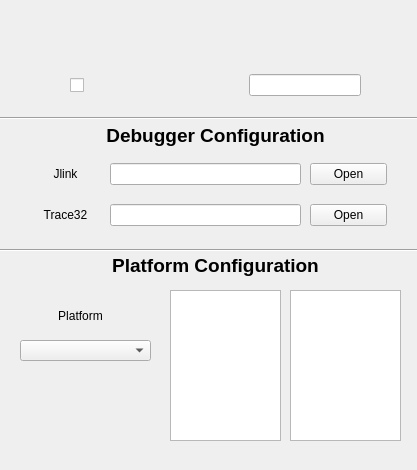
Qt form src/designer_window/runConfigUi.ui (lingxia/station_gui) before a commit.
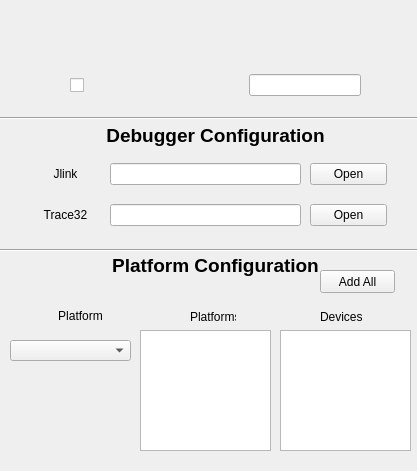
The same form after that commit. Icons and pictures are not drawn.

Commit message: about view widget

```diff
--- a/src/designer_window/runConfigUi.ui
+++ b/src/designer_window/runConfigUi.ui
@@ -7,7 +7,7 @@
     <x>0</x>
     <y>0</y>
     <width>417</width>
-    <height>470</height>
+    <height>471</height>
    </rect>
   </property>
   <property name="windowTitle">
@@ -275,9 +275,9 @@
   <widget class="QComboBox" name="platformComboBox">
    <property name="geometry">
     <rect>
-     <x>20</x>
+     <x>10</x>
      <y>340</y>
-     <width>131</width>
+     <width>121</width>
      <height>21</height>
     </rect>
    </property>
@@ -314,32 +314,80 @@
     <bool>true</bool>
    </property>
   </widget>
-  <widget class="QListView" name="platformListView">
+  <widget class="QTextEdit" name="platformTextEdit">
    <property name="geometry">
     <rect>
-     <x>170</x>
-     <y>290</y>
-     <width>111</width>
-     <height>151</height>
+     <x>140</x>
+     <y>330</y>
+     <width>131</width>
+     <height>121</height>
     </rect>
    </property>
    <property name="statusTip">
     <string>Platforms have been selected</string>
    </property>
   </widget>
-  <widget class="QListView" name="deviceListView">
+  <widget class="QTextEdit" name="deviceTextEdit">
    <property name="geometry">
     <rect>
-     <x>290</x>
-     <y>290</y>
-     <width>111</width>
-     <height>151</height>
+     <x>280</x>
+     <y>330</y>
+     <width>131</width>
+     <height>121</height>
     </rect>
    </property>
    <property name="statusTip">
     <string>Devices have been selected</string>
    </property>
   </widget>
+  <widget class="QLabel" name="platformListLabel">
+   <property name="geometry">
+    <rect>
+     <x>190</x>
+     <y>310</y>
+     <width>46</width>
+     <height>13</height>
+    </rect>
+   </property>
+   <property name="statusTip">
+    <string>Platforms have been selected</string>
+   </property>
+   <property name="text">
+    <string>Platforms</string>
+   </property>
+  </widget>
+  <widget class="QLabel" name="DeviceListLabel">
+   <property name="geometry">
+    <rect>
+     <x>320</x>
+     <y>310</y>
+     <width>46</width>
+     <height>13</height>
+    </rect>
+   </property>
+   <property name="statusTip">
+    <string>Devices have been selected</string>
+   </property>
+   <property name="text">
+    <string>Devices</string>
+   </property>
+  </widget>
+  <widget class="QPushButton" name="addButton">
+   <property name="geometry">
+    <rect>
+     <x>320</x>
+     <y>270</y>
+     <width>75</width>
+     <height>23</height>
+    </rect>
+   </property>
+   <property name="statusTip">
+    <string>Add the platforms and devices</string>
+   </property>
+   <property name="text">
+    <string>Add All</string>
+   </property>
+  </widget>
  </widget>
  <resources/>
  <connections/>
```
Left out of the diff: 15 changed lines with no effect on the pictures. The commit also changes 5 other files.
